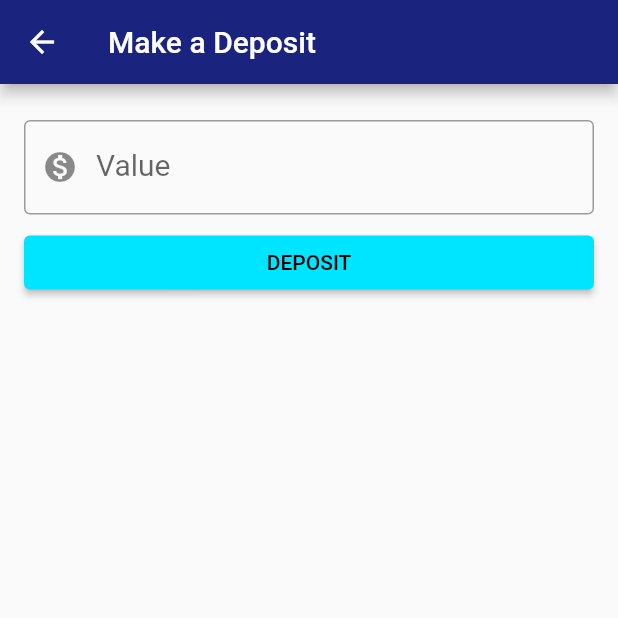
After one commit to MisorWyvern/study_a_flutter_app, a Flutter app: the screen it shows after launch, after a tap on "DEPOSIT", on a phone screen of 412 x 824 dp, the top half of it. The commit adds this screen. Run offline on Flutter 3.47's test engine with Material 2 defaults, Android fonts, the phone set to English and light mode, and no system bars.

Commit message:
add multiprovider, transferlist model, changes to dashboard (AULA 3/4 - Provider)

```diff
--- a/lib/main.dart
+++ b/lib/main.dart
@@ -1,13 +1,22 @@
+
 import 'package:flutter/material.dart';
 import 'package:provider/provider.dart';
+import 'package:study_a_flutter_app/models/transfer_list.dart';
 import 'package:study_a_flutter_app/pages/dashboard_page.dart';
 
 import 'models/saldo.dart';
 
 void main() {
   runApp(
-    ChangeNotifierProvider(
-      create: (BuildContext context) => Saldo(0),
+    MultiProvider(
+      providers: [
+        ChangeNotifierProvider(
+          create: (context) => Saldo(0),
+        ),
+        ChangeNotifierProvider(
+          create: (context) => TransferList(),
+        ),
+      ],
       child: StudyAFlutterApp(),
     ),
   );
--- a/lib/models/saldo.dart
+++ b/lib/models/saldo.dart
@@ -1,11 +1,27 @@
 import 'package:flutter/material.dart';
 
 class Saldo extends ChangeNotifier {
-  final double value;
+  double value;
   Saldo(
     this.value,
   );
 
+  bool deposit(double value) {
+    if (value < 0) return false;
+
+    this.value += value;
+    notifyListeners();
+    return true;
+  }
+
+  bool withdrawal(double value) {
+    if (value < 0 || value > this.value) return false;
+
+    this.value -= value;
+    notifyListeners();
+    return true;
+  }
+
   @override
   String toString() => 'R\$ ${value.toStringAsFixed(2)}';
 }
--- a/lib/pages/dashboard_page.dart
+++ b/lib/pages/dashboard_page.dart
@@ -1,5 +1,10 @@
 import 'package:flutter/material.dart';
+import 'package:provider/provider.dart';
+import 'package:study_a_flutter_app/pages/deposit_form_page.dart';
 import 'package:study_a_flutter_app/widgets/saldo_card.dart';
+
+import '../models/saldo.dart';
+import 'formulario_transferencia.dart';
 
 class Dashboard extends StatelessWidget {
   @override
@@ -8,9 +13,32 @@ class Dashboard extends StatelessWidget {
       appBar: AppBar(
         title: Text("BaitBank"),
       ),
-      body: Align(
-        alignment: Alignment.topCenter,
-        child: SaldoCard(),
+      body: ListView(
+        children: [
+          Align(
+            alignment: Alignment.topCenter,
+            child: SaldoCard(),
+          ),
+          ButtonBar(
+            alignment: MainAxisAlignment.center,
+            children: [
+              RaisedButton(
+                onPressed: () {
+                  Navigator.of(context)
+                      .push(MaterialPageRoute(builder: (context) => FormularioTransferencia("Make a Transfer")));
+                },
+                child: Text("Transfer".toUpperCase()),
+              ),
+              RaisedButton(
+                onPressed: () {
+                  Navigator.of(context)
+                      .push(MaterialPageRoute(builder: (context) => DepositForm()));
+                },
+                child: Text("Deposit".toUpperCase()),
+              ),
+            ],
+          ),
+        ],
       ),
     );
   }
--- /dev/null
+++ b/lib/pages/deposit_form_page.dart
@@ -0,0 +1,53 @@
+import 'package:flutter/material.dart';
+import 'package:provider/provider.dart';
+
+import '../models/saldo.dart';
+import '../widgets/editor.dart';
+
+class DepositForm extends StatelessWidget {
+  final TextEditingController _valueController = TextEditingController();
+  @override
+  Widget build(BuildContext context) {
+    return Scaffold(
+      appBar: AppBar(
+        title: Text("Make a Deposit"),
+      ),
+      body: Padding(
+        padding: const EdgeInsets.all(16.0),
+        child: SingleChildScrollView(
+          child: Column(
+            children: [
+              Editor(
+                  controller: _valueController,
+                  label: "Value",
+                  hint: "0.00",
+                  icon: Icons.monetization_on),
+              SizedBox(
+                width: double.maxFinite,
+                child: RaisedButton(
+                  onPressed: () {
+                    bool _isValidDeposit = _deposit(context);
+                    if (_isValidDeposit == true) {
+                      Navigator.of(context).pop();
+                    }
+                  },
+                  child: Text("Deposit".toUpperCase()),
+                ),
+              ),
+            ],
+          ),
+        ),
+      ),
+    );
+  }
+
+  bool _deposit(BuildContext context) {
+    final double value = double.tryParse(_valueController.text);
+
+    if (value == null) {
+      return false;
+    }
+
+    return Provider.of<Saldo>(context, listen: false).deposit(value);
+  }
+}
```
Also changed, not shown: lib/models/transfer_list.dart (added, +21 -0 lines), lib/pages/formulario_transferencia.dart (+12 -2 lines).
